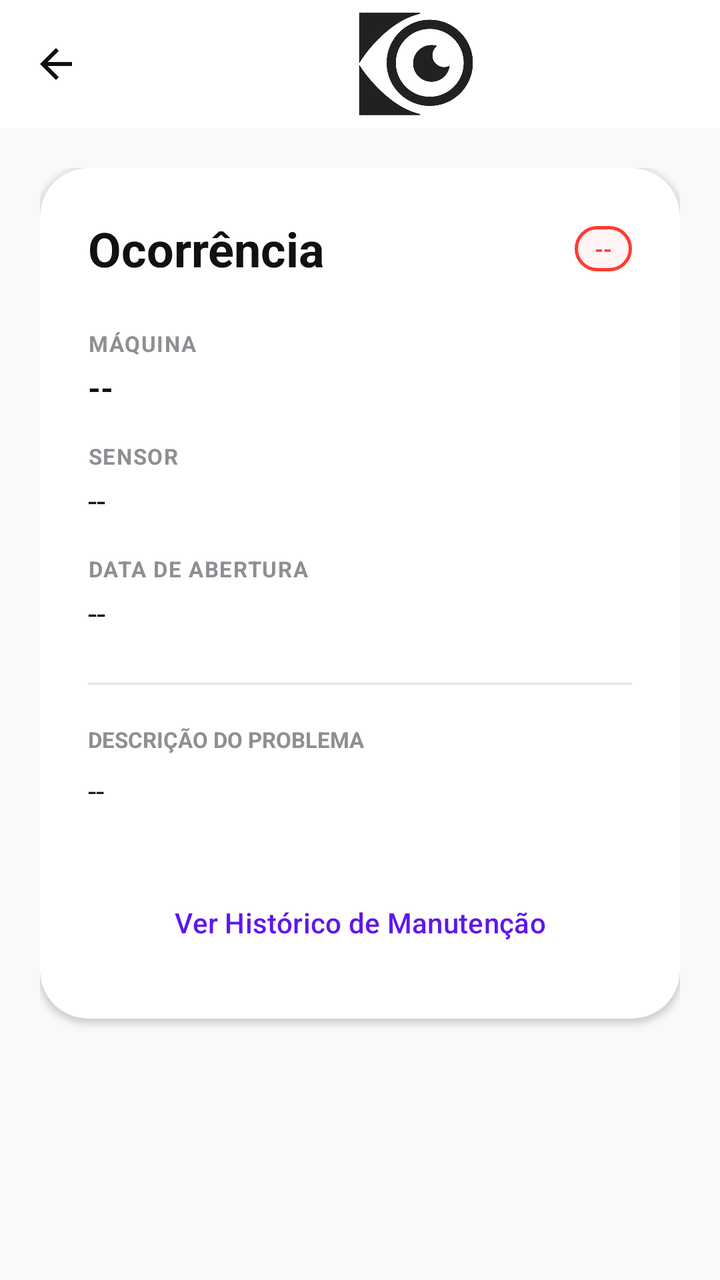
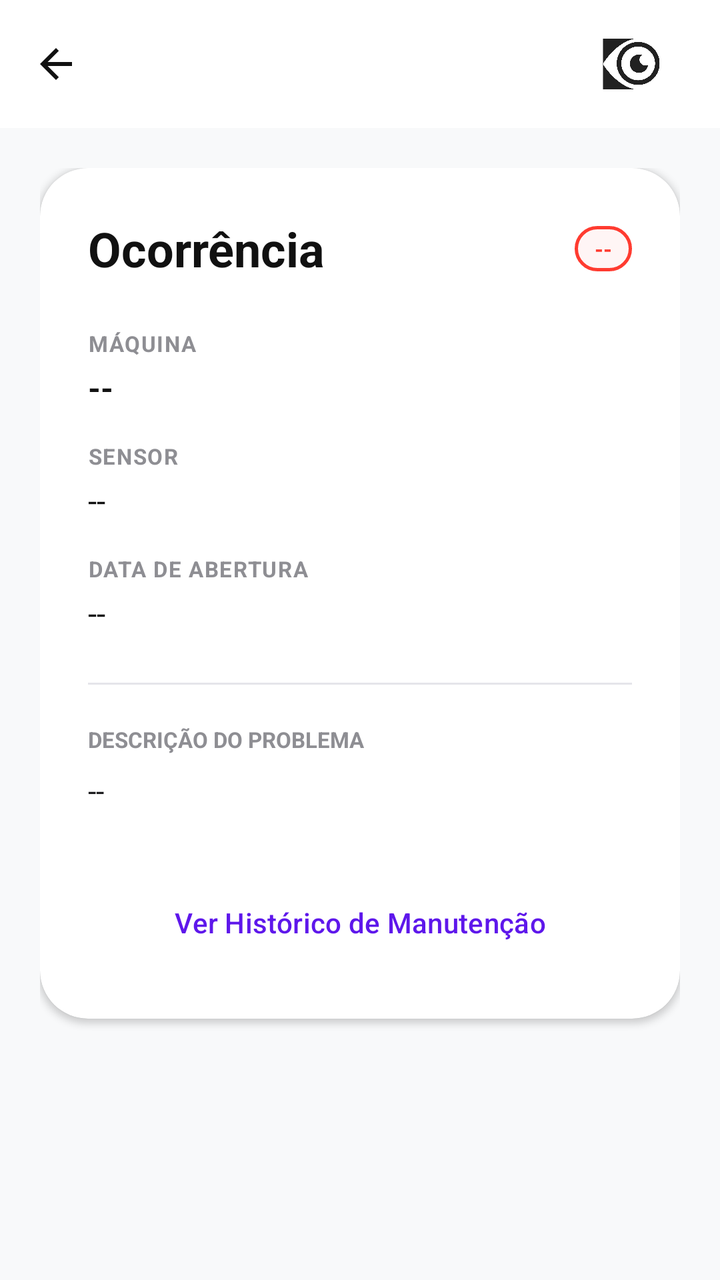

Two renders of the same Android screen: before a commit and after it. Below are the layout's source before the change and the commit's diff.
<!-- AndroidManifest.xml: application theme Theme.Orbis -->
<!-- res/layout/activity_alerta_detalhe.xml -->
<androidx.constraintlayout.widget.ConstraintLayout xmlns:android="http://schemas.android.com/apk/res/android"
    xmlns:app="http://schemas.android.com/apk/res-auto"
    xmlns:tools="http://schemas.android.com/tools"
    android:layout_width="match_parent"
    android:layout_height="match_parent"
    android:background="@color/background"
    tools:context=".ui.main.AlertaDetalheActivity">

    <com.google.android.material.appbar.AppBarLayout
        android:id="@+id/appBarLayout"
        android:layout_width="match_parent"
        android:layout_height="wrap_content"
        android:background="@color/white"
        app:elevation="0dp"
        app:layout_constraintTop_toTopOf="parent">

        <com.google.android.material.appbar.MaterialToolbar
            android:id="@+id/toolbar"
            android:layout_width="match_parent"
            android:layout_height="?attr/actionBarSize"
            app:logo="@drawable/orbislogotoolbar"
            app:navigationIcon="@drawable/ic_voltar"
            app:navigationIconTint="@color/black" />
    </com.google.android.material.appbar.AppBarLayout>

    <ProgressBar
        android:id="@+id/progressAlerta"
        style="?android:attr/progressBarStyleHorizontal"
        android:layout_width="match_parent"
        android:layout_height="wrap_content"
        android:indeterminate="true"
        android:visibility="gone"
        app:layout_constraintTop_toBottomOf="@id/appBarLayout"
        android:layout_marginTop="-4dp"
        android:indeterminateTint="@color/purple" />

    <ScrollView
        android:layout_width="match_parent"
        android:layout_height="0dp"
        android:fillViewport="true"
        app:layout_constraintTop_toBottomOf="@id/appBarLayout"
        app:layout_constraintBottom_toBottomOf="parent">

        <LinearLayout
            android:layout_width="match_parent"
            android:layout_height="wrap_content"
            android:orientation="vertical"
            android:padding="20dp">

            <com.google.android.material.card.MaterialCardView
                android:id="@+id/cardAlerta"
                style="@style/ModernCard"
                android:layout_width="match_parent"
                android:layout_height="wrap_content">

                <LinearLayout
                    android:layout_width="match_parent"
                    android:layout_height="wrap_content"
                    android:orientation="vertical"
                    android:padding="24dp">

                    <androidx.constraintlayout.widget.ConstraintLayout
                        android:layout_width="match_parent"
                        android:layout_height="wrap_content"
                        android:layout_marginBottom="24dp">

                        <TextView
                            android:id="@+id/lblOcorrencia"
                            android:layout_width="wrap_content"
                            android:layout_height="wrap_content"
                            android:text="Ocorrência"
                            android:textSize="24sp"
                            android:textStyle="bold"
                            android:textColor="@color/black"
                            app:layout_constraintStart_toStartOf="parent"
                            app:layout_constraintTop_toTopOf="parent" />

                        <TextView
                            android:id="@+id/txtStatusVariavel"
                            android:layout_width="wrap_content"
                            android:layout_height="wrap_content"
                            android:text="--"
                            style="@style/BadgeText"
                            android:textColor="@color/statusRed"
                            android:background="@drawable/badge_outline_red"
                            app:layout_constraintEnd_toEndOf="parent"
                            app:layout_constraintTop_toTopOf="@id/lblOcorrencia"
                            app:layout_constraintBottom_toBottomOf="@id/lblOcorrencia" />

                    </androidx.constraintlayout.widget.ConstraintLayout>

                    
                    <TextView android:layout_width="wrap_content" android:layout_height="wrap_content" android:text="MÁQUINA" android:textColor="@color/gray" android:textSize="11sp" android:textStyle="bold" android:letterSpacing="0.05" />
                    <TextView android:id="@+id/txtMaquinaVariavel" android:layout_width="match_parent" android:layout_height="wrap_content" android:text="--" android:textSize="16sp" android:textStyle="bold" android:textColor="@color/black" android:layout_marginTop="4dp" android:layout_marginBottom="16dp" />

                    <TextView android:layout_width="wrap_content" android:layout_height="wrap_content" android:text="SENSOR" android:textColor="@color/gray" android:textSize="11sp" android:textStyle="bold" android:letterSpacing="0.05" />
                    <TextView android:id="@+id/txtSensorVariavel" android:layout_width="match_parent" android:layout_height="wrap_content" android:text="--" android:textSize="16sp" android:textColor="@color/black" android:layout_marginTop="4dp" android:layout_marginBottom="16dp" />

                    <TextView android:layout_width="wrap_content" android:layout_height="wrap_content" android:text="DATA DE ABERTURA" android:textColor="@color/gray" android:textSize="11sp" android:textStyle="bold" android:letterSpacing="0.05" />
                    <TextView android:id="@+id/txtCriadoEmVariavel" android:layout_width="match_parent" android:layout_height="wrap_content" android:text="--" android:textSize="16sp" android:textColor="@color/black" android:layout_marginTop="4dp" android:layout_marginBottom="24dp" />

                    <View android:layout_width="match_parent" android:layout_height="1dp" android:background="@color/border" android:layout_marginBottom="20dp" />

                    <TextView android:layout_width="wrap_content" android:layout_height="wrap_content" android:text="DESCRIÇÃO DO PROBLEMA" android:textColor="@color/gray" android:textSize="11sp" android:textStyle="bold" android:layout_marginBottom="8dp"/>
                    <TextView android:id="@+id/txtMensagemVariavel" android:layout_width="match_parent" android:layout_height="wrap_content" android:text="--" android:textColor="@color/darkGray" android:textSize="15sp" android:lineSpacingExtra="6dp" android:layout_marginBottom="32dp" />

                    
                    <LinearLayout
                        android:layout_width="match_parent"
                        android:layout_height="wrap_content"
                        android:orientation="vertical">

                        <com.google.android.material.button.MaterialButton
                            android:id="@+id/btnAceitar"
                            style="@style/PrimaryButton"
                            android:layout_width="match_parent"
                            android:layout_height="wrap_content"
                            android:text="Aceitar Alerta"
                            android:backgroundTint="@color/purple"
                            android:visibility="gone"
                            android:layout_marginBottom="12dp" />

                        <com.google.android.material.button.MaterialButton
                            android:id="@+id/btnCriarManutencao"
                            style="@style/Widget.Material3.Button.TonalButton"
                            android:layout_width="match_parent"
                            android:layout_height="56dp"
                            android:text="Relatar Manutenção"
                            android:textColor="@color/purple"
                            android:textStyle="bold"
                            android:visibility="gone"
                            android:layout_marginBottom="12dp"
                            app:cornerRadius="16dp" />

                        <LinearLayout
                            android:id="@+id/layoutAcoesAndamento"
                            android:layout_width="match_parent"
                            android:layout_height="wrap_content"
                            android:orientation="horizontal"
                            android:visibility="gone"
                            android:layout_marginBottom="12dp">

                            <com.google.android.material.button.MaterialButton
                                android:id="@+id/btnCancelar"
                                style="@style/Widget.Material3.Button.OutlinedButton"
                                android:layout_width="0dp"
                                android:layout_height="56dp"
                                android:layout_weight="1"
                                android:text="Cancelar"
                                android:textColor="@color/statusRed"
                                app:strokeColor="@color/statusRed"
                                android:layout_marginEnd="10dp"
                                app:cornerRadius="16dp" />

                            <com.google.android.material.button.MaterialButton
                                android:id="@+id/btnConcluir"
                                android:layout_width="0dp"
                                android:layout_height="56dp"
                                android:layout_weight="1"
                                android:text="Concluir"
                                android:backgroundTint="@color/statusGreen"
                                android:textColor="@color/white"
                                android:textStyle="bold"
                                app:cornerRadius="16dp" />
                        </LinearLayout>

                        <com.google.android.material.button.MaterialButton
                            android:id="@+id/btnVerHistorico"
                            style="@style/Widget.Material3.Button.TextButton"
                            android:layout_width="match_parent"
                            android:layout_height="wrap_content"
                            android:text="Ver Histórico de Manutenção"
                            android:textColor="@color/purple" />
                    </LinearLayout>

                </LinearLayout>
            </com.google.android.material.card.MaterialCardView>

            
            <TextView android:id="@+id/txtIdAlertaVariavel" android:layout_width="0dp" android:layout_height="0dp" android:visibility="gone" />
            <TextView android:id="@+id/txtIdSensorVariavel" android:layout_width="0dp" android:layout_height="0dp" android:visibility="gone" />
            <TextView android:id="@+id/txtIdMaquinaVariavel" android:layout_width="0dp" android:layout_height="0dp" android:visibility="gone" />
            <TextView android:id="@+id/txtIdTecnicoVariavel" android:layout_width="0dp" android:layout_height="0dp" android:visibility="gone" />
            <TextView android:id="@+id/txtTipoVariavel" android:layout_width="0dp" android:layout_height="0dp" android:visibility="gone" />
            <Button android:id="@+id/btnVoltar" android:layout_width="0dp" android:layout_height="0dp" android:visibility="gone" />

        </LinearLayout>
    </ScrollView>
</androidx.constraintlayout.widget.ConstraintLayout>
<!-- resources referenced by this layout -->
<resources>
  <color name="background">#F8F9FA</color>
  <color name="black">#111111</color>
  <color name="border">#E5E5EA</color>
  <color name="darkGray">#1C1C1E</color>
  <color name="gray">#8E8E93</color>
  <color name="purple">#5E17EB</color>
  <color name="statusGreen">#34C759</color>
  <color name="statusRed">#FF3B30</color>
  <color name="white">#FFFFFF</color>
  <!-- drawable badge_outline_red (drawable) -->
  <?xml version="1.0" encoding="utf-8"?>
  <shape xmlns:android="http://schemas.android.com/apk/res/android">
      <stroke
          android:width="1.5dp"
          android:color="@color/statusRed" />
      <corners android:radius="12dp" />
      <solid android:color="#0DEF4444" />
  </shape>
  <!-- drawable ic_voltar (drawable) -->
  <vector xmlns:android="http://schemas.android.com/apk/res/android"
      android:width="24dp"
      android:height="24dp"
      android:viewportWidth="24"
      android:viewportHeight="24">
    <path
        android:fillColor="#000000"
        android:pathData="M20,11H7.83l5.59,-5.59L12,4l-8,8 8,8 1.41,-1.41L7.83,13H20v-2z"/>
  </vector>
  <!-- drawable orbislogotoolbar: png bitmap (drawable, 57971 bytes) -->
  <style name="BadgeText">
          <item name="android:textSize">11sp</item>
          <item name="android:textStyle">bold</item>
          <item name="android:paddingLeft">10dp</item>
          <item name="android:paddingRight">10dp</item>
          <item name="android:paddingTop">4dp</item>
          <item name="android:paddingBottom">4dp</item>
      </style>
  <style name="ModernCard" parent="Widget.Material3.CardView.Elevated">
          <item name="cardCornerRadius">24dp</item>
          <item name="cardElevation">2dp</item>
          <item name="cardBackgroundColor">@color/surface</item>
          <item name="strokeWidth">0dp</item>
      </style>
  <style name="PrimaryButton" parent="Widget.Material3.Button">
          <item name="cornerRadius">16dp</item>
          <item name="android:insetTop">0dp</item>
          <item name="android:insetBottom">0dp</item>
          <item name="android:paddingTop">14dp</item>
          <item name="android:paddingBottom">14dp</item>
          <item name="android:textAllCaps">false</item>
          <item name="android:letterSpacing">0.02</item>
          <item name="android:textSize">16sp</item>
      </style>
  <style name="Theme.Orbis" parent="Base.Theme.Orbis">
          <item name="android:windowBackground">@color/background</item>
          <item name="colorPrimary">@color/purple</item>
          <item name="colorSecondary">@color/statusGreen</item>
          <item name="android:statusBarColor">@color/white</item>
          <item name="android:windowLightStatusBar">true</item>
      </style>
  <color name="surface">#FFFFFF</color>
  <style name="Base.Theme.Orbis" parent="Theme.Material3.DayNight.NoActionBar">
          
          
      </style>
</resources>

<!-- the commit's change to res/layout/activity_alerta_detalhe.xml (unified diff, before → after) -->
@@ -11,6 +11,7 @@
         android:layout_width="match_parent"
         android:layout_height="wrap_content"
         android:background="@color/white"
+        android:fitsSystemWindows="true"
         app:elevation="0dp"
         app:layout_constraintTop_toTopOf="parent">
 
@@ -18,9 +19,19 @@
             android:id="@+id/toolbar"
             android:layout_width="match_parent"
             android:layout_height="?attr/actionBarSize"
-            app:logo="@drawable/orbislogotoolbar"
             app:navigationIcon="@drawable/ic_voltar"
-            app:navigationIconTint="@color/black" />
+            app:navigationIconTint="@color/black"
+            app:title="">
+
+            <ImageView
+                android:layout_width="wrap_content"
+                android:layout_height="32dp"
+                android:layout_gravity="end"
+                android:layout_marginEnd="16dp"
+                android:adjustViewBounds="true"
+                android:src="@drawable/orbislogotoolbar" />
+
+        </com.google.android.material.appbar.MaterialToolbar>
     </com.google.android.material.appbar.AppBarLayout>
 
     <ProgressBar
